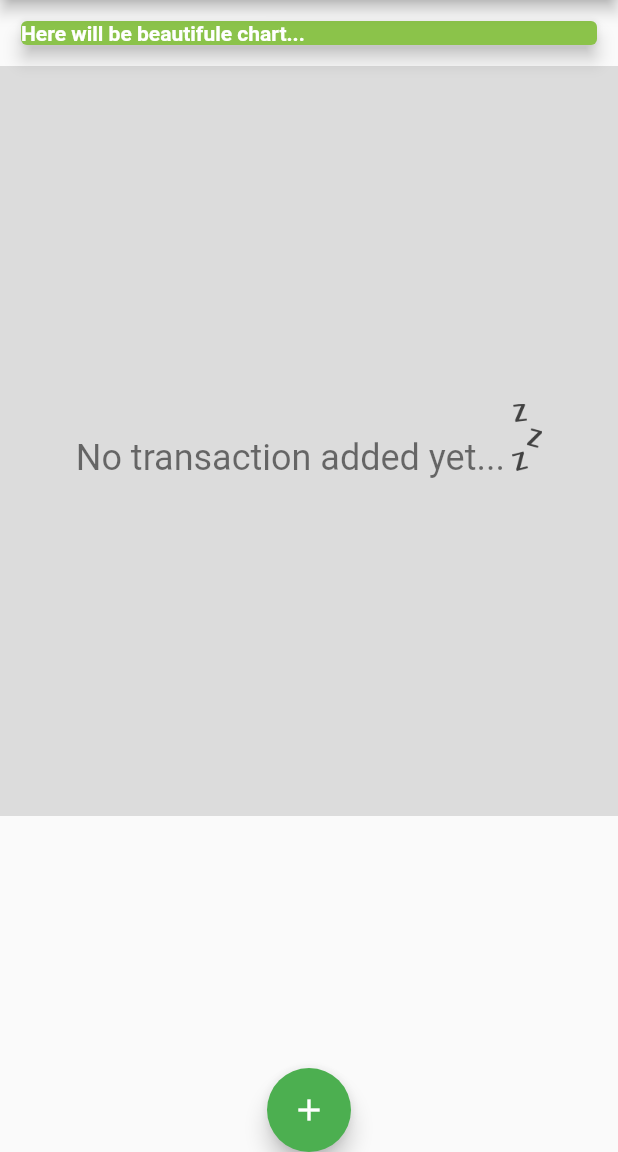
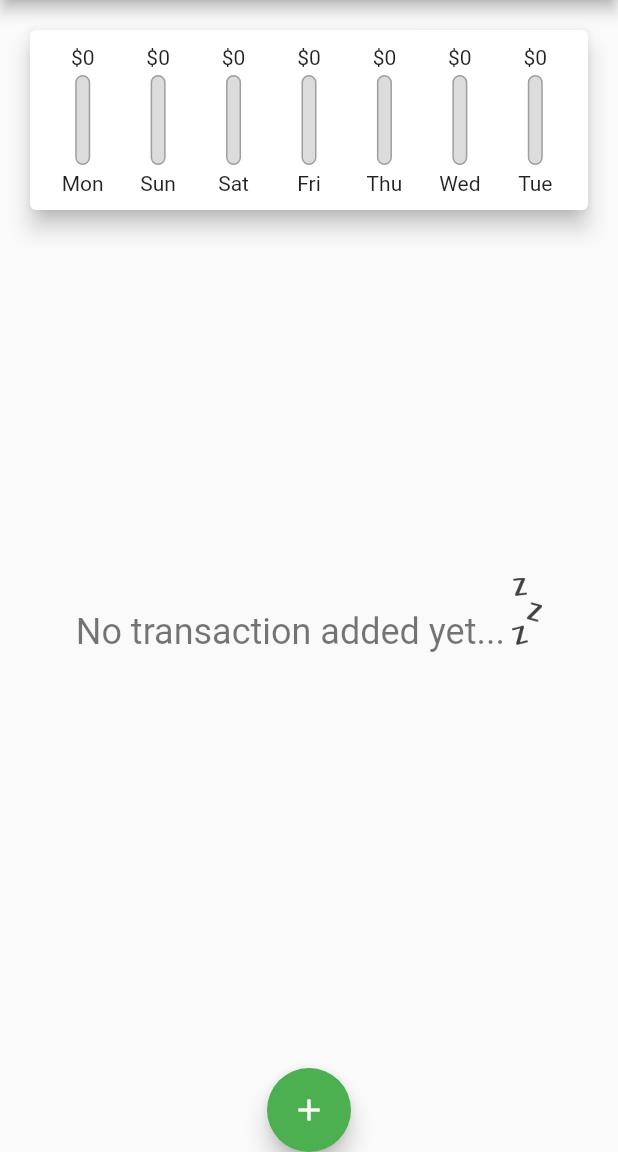
Before and after one commit to YehorBubyrDev/personal_expenses_app, a Flutter app: the screen it shows after launch, on a phone screen of 412 x 824 dp, the part 84-1236 px from its top. Run offline on Flutter 3.47's test engine with Material 2 defaults, Android fonts, the phone set to English and light mode, and no system bars; Roboto replaces fonts that are missing (Quicks).

Commit message:
create expenses chart bar for last 7 days

```diff
--- a/lib/main.dart
+++ b/lib/main.dart
@@ -3,6 +3,7 @@ import 'package:flutter/material.dart';
 import './models/transaction.dart';
 import './widgets/transaction_list.dart';
 import './widgets/new_transaction.dart';
+import './widgets/chart.dart';
 
 void main() => runApp(const MyApp());
 
@@ -36,6 +37,16 @@ class MyHomePage extends StatefulWidget {
 
 class _MyHomePageState extends State<MyHomePage> {
   final List<Transaction> _userTransactions = [];
+
+  List<Transaction> get _recentTransaction {
+    return _userTransactions.where((tx) {
+      return tx.date.isAfter(
+        DateTime.now().subtract(
+          const Duration(days: 7),
+        ),
+      );
+    }).toList();
+  }
 
   void _addNewTransaction(String txTitle, double txAmount) {
     final newTx = Transaction(
@@ -83,21 +94,7 @@ class _MyHomePageState extends State<MyHomePage> {
           mainAxisAlignment: MainAxisAlignment.start,
           crossAxisAlignment: CrossAxisAlignment.stretch,
           children: [
-            Container(
-              width: double.infinity,
-              margin: const EdgeInsets.all(10),
-              child: const Card(
-                color: Colors.lightGreen,
-                child: Text(
-                  'Here will be beautifule chart...',
-                  style: TextStyle(
-                    color: Colors.white,
-                    fontWeight: FontWeight.bold,
-                  ),
-                ),
-                elevation: 5,
-              ),
-            ),
+            ExpensesChart(_recentTransaction),
             TransactionList(_userTransactions),
           ],
         ),
--- /dev/null
+++ b/lib/widgets/chart.dart
@@ -0,0 +1,68 @@
+import 'package:flutter/material.dart';
+import 'package:intl/intl.dart';
+// MY FILES ---------------------
+import '../models/transaction.dart';
+import './chart_bar.dart';
+
+class ExpensesChart extends StatelessWidget {
+  final List<Transaction> recentTransaction;
+
+  const ExpensesChart(this.recentTransaction, {Key? key}) : super(key: key);
+
+  List<Map<String, Object>> get groupedTransactionValue {
+    return List.generate(
+      7,
+      (index) {
+        final weekDay = DateTime.now().subtract(Duration(days: index));
+        double totalSum = 0.0;
+
+        for (var i = 0; i < recentTransaction.length; i++) {
+          if (recentTransaction[i].date.day == weekDay.day &&
+              recentTransaction[i].date.month == weekDay.month &&
+              recentTransaction[i].date.year == weekDay.year) {
+            totalSum += recentTransaction[i].amount;
+          }
+        }
+
+        // print(DateFormat.E().format(weekDay));
+        // print(totalSum.toStringAsFixed(0));
+
+        return {
+          'day': DateFormat.E().format(weekDay),
+          'amount': totalSum,
+        };
+      },
+    );
+  }
+
+  double get totalSpending => groupedTransactionValue.fold(0.0, (sum, item) {
+        var amount = item['amount'] as double;
+        return sum + amount;
+      });
+
+  @override
+  Widget build(BuildContext context) {
+    return Card(
+      elevation: 6,
+      margin: const EdgeInsets.all(20),
+      child: Container(
+        padding: const EdgeInsets.all(10),
+        child: Row(
+          mainAxisAlignment: MainAxisAlignment.spaceAround,
+          children: groupedTransactionValue.map((data) {
+            return Flexible(
+              fit: FlexFit.tight,
+              child: ChartBar(
+                '${data['day']}',
+                data['amount'] as double,
+                totalSpending == 0.0
+                    ? 0.0
+                    : (data['amount'] as double) / totalSpending,
+              ),
+            );
+          }).toList(),
+        ),
+      ),
+    );
+  }
+}
--- /dev/null
+++ b/lib/widgets/chart_bar.dart
@@ -0,0 +1,47 @@
+import 'package:flutter/material.dart';
+
+class ChartBar extends StatelessWidget {
+  final String label;
+  final double spendingAmount;
+  final double spendingPctOfTotal;
+
+  ChartBar(this.label, this.spendingAmount, this.spendingPctOfTotal);
+
+  @override
+  Widget build(BuildContext context) {
+    return Column(
+      children: <Widget>[
+        FittedBox(
+          child: Text('\$${spendingAmount.toStringAsFixed(0)}'),
+        ),
+        const SizedBox(height: 4),
+        Container(
+          height: 60,
+          width: 10,
+          child: Stack(
+            children: <Widget>[
+              Container(
+                decoration: BoxDecoration(
+                  border: Border.all(color: Colors.grey, width: 1.0),
+                  color: const Color.fromRGBO(220, 220, 220, 1),
+                  borderRadius: BorderRadius.circular(15),
+                ),
+              ),
+              FractionallySizedBox(
+                heightFactor: spendingPctOfTotal,
+                child: Container(
+                  decoration: BoxDecoration(
+                    color: Colors.green,
+                    borderRadius: BorderRadius.circular(15),
+                  ),
+                ),
+              ),
+            ],
+          ),
+        ),
+        const SizedBox(height: 4),
+        Text(label),
+      ],
+    );
+  }
+}
--- a/lib/widgets/empty_list.dart
+++ b/lib/widgets/empty_list.dart
@@ -8,7 +8,6 @@ class Empty extends StatelessWidget {
     return Container(
       width: double.infinity,
       height: 500,
-      color: Colors.black12,
       child: Column(
         mainAxisAlignment: MainAxisAlignment.center,
         children: <Widget>[
--- a/lib/widgets/transaction_list.dart
+++ b/lib/widgets/transaction_list.dart
@@ -1,8 +1,8 @@
 import 'package:flutter/material.dart';
 import 'package:intl/intl.dart';
-import 'package:personal_expenses_app/widgets/empty_list.dart';
 // MY FILES ---------------------
 import '../models/transaction.dart';
+import './empty_list.dart';
 
 class TransactionList extends StatelessWidget {
   final List<Transaction> userTransactions;
@@ -18,7 +18,9 @@ class TransactionList extends StatelessWidget {
             color: Colors.black12,
             child: ListView.builder(
               itemBuilder: (ctx, index) {
-                return Card(
+                return Padding(
+                  padding: const EdgeInsets.all(5),
+                  child: Card(
                     color: Colors.white,
                     child: Row(
                       mainAxisAlignment: MainAxisAlignment.spaceAround,
@@ -48,6 +50,7 @@ class TransactionList extends StatelessWidget {
                         Container(
                           margin: const EdgeInsets.all(6),
                           padding: const EdgeInsets.all(10),
+                          child: FittedBox(
                             child: Text(
                               '-${userTransactions[index].amount.toStringAsFixed(2)}₴',
                               style: const TextStyle(
@@ -57,7 +60,9 @@ class TransactionList extends StatelessWidget {
                               ),
                             ),
                           ),
+                        ),
                       ],
+                    ),
                   ),
                 );
               },
```
Lines whose indentation alone changed are shown as unchanged.
